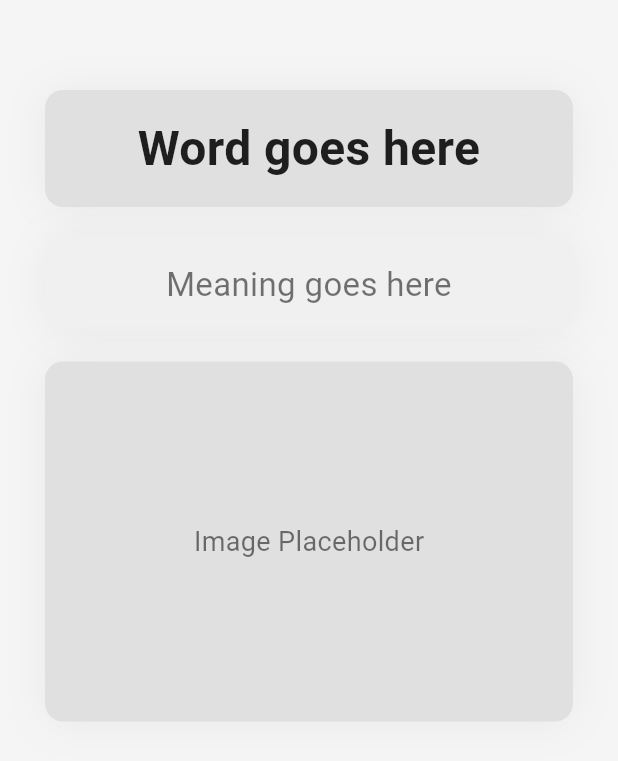
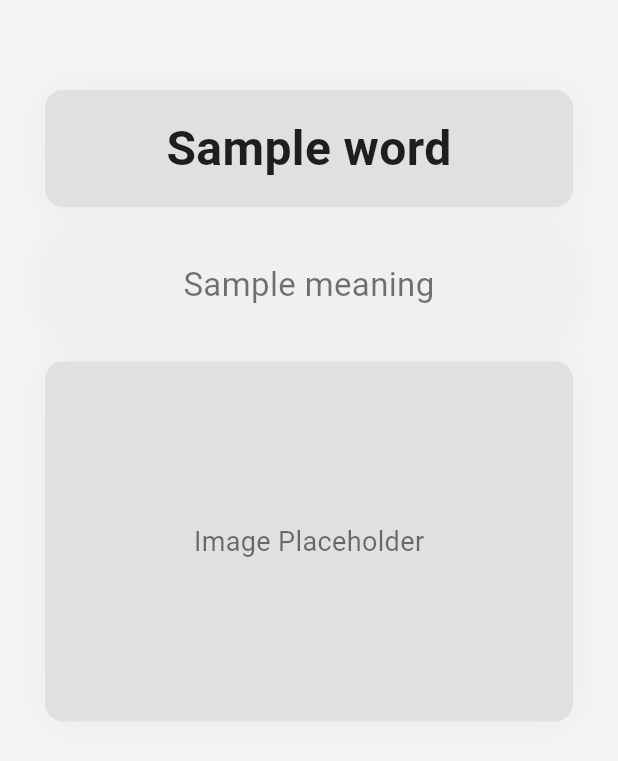
Before and after one commit to Hafza-Abdullahi/PitchAccentTrainerJP, a Flutter app: the screen it shows once a user with an empty profile is signed in, on a phone screen of 412 x 824 dp. Shown: the top 761 px of the screen. Run offline on Flutter 3.47's test engine with Material 3 defaults, Android fonts, the phone set to English and light mode, and no system bars; our stand-ins replace cloud_firestore, firebase_auth, firebase_core, get, get_storage, google_sign_in; accounts and stored records are empty; generated files the repository leaves out were written again.

Commit message:
solved dependency issues with emulators and flutter sdk, homescreen code refactored slightly

```diff
--- a/Flutter/App/myapp/lib/src/features/authentication/screens/home/home_screen.dart
+++ b/Flutter/App/myapp/lib/src/features/authentication/screens/home/home_screen.dart
@@ -20,7 +20,7 @@ class HomeScreen extends StatelessWidget {
 
               const SizedBox(height: tDefaultSize),
 
-              /// WORD AREA
+              ///WORD AREA
               Container(
                 width: double.infinity,
                 padding: const EdgeInsets.all(tCardPadding),
@@ -30,7 +30,7 @@ class HomeScreen extends StatelessWidget {
                   boxShadow: [TshadowStyle.shopCardViewShadow],
                 ),
                 child: const Text(
-                  "Word goes here",
+                  "Sample word",
                   textAlign: TextAlign.center,
                   style: TextStyle(
                     fontSize: tWordTextSize,
@@ -42,7 +42,7 @@ class HomeScreen extends StatelessWidget {
 
               const SizedBox(height: tHomeVerticalSpacing),
 
-              /// MEANING AREA
+              ///MEANING AREA
               Container(
                 width: double.infinity,
                 padding: const EdgeInsets.all(tCardPadding),
@@ -52,7 +52,7 @@ class HomeScreen extends StatelessWidget {
                   boxShadow: [TshadowStyle.shopCardViewShadow],
                 ),
                 child: const Text(
-                  "Meaning goes here",
+                  "Sample meaning",
                   textAlign: TextAlign.center,
                   style: TextStyle(
                     fontSize: tMeaningTextSize,
@@ -63,7 +63,7 @@ class HomeScreen extends StatelessWidget {
 
               const SizedBox(height: tHomeVerticalSpacing),
 
-              /// IMAGE AREA
+              ///IMAGE AREA
               Container(
                 height: tImageHeight,
                 width: double.infinity,
--- a/Flutter/App/myapp/pubspec.yaml
+++ b/Flutter/App/myapp/pubspec.yaml
@@ -41,7 +41,7 @@ dependencies:
   firebase_core: ^4.2.1
   firebase_auth: ^6.1.2
   get_storage: ^2.1.1
-  google_sign_in: ^7.2.0
+  google_sign_in: 6.1.5
   cloud_firestore: ^6.1.0
   csv: ^6.0.0
 
```
Also changed, not shown: Flutter/App/myapp/lib/src/repository/authentication_repository/authentication_repository.dart (+15 -14 lines), Flutter/App/myapp/pubspec.lock, 2 other files.
